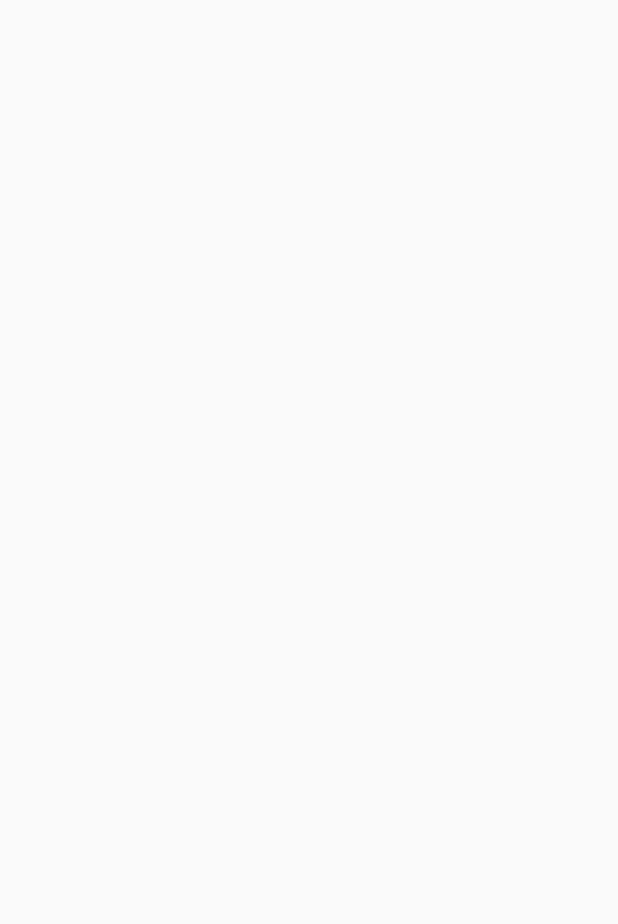
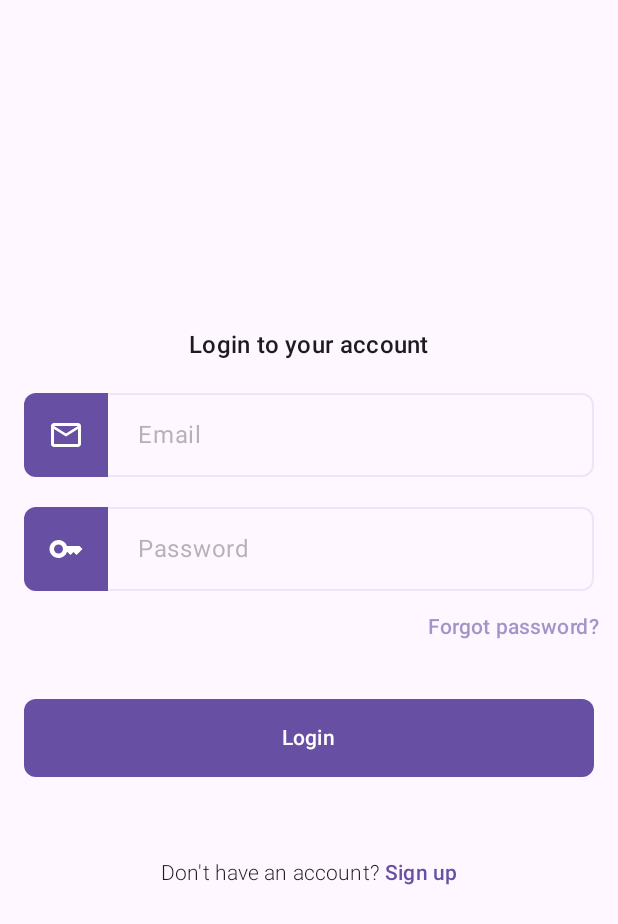
Before and after one commit to park-su-park/practice, an Android app built with Jetpack Compose: the screen it shows after launch (MainActivity), on a phone screen of 412 x 824 dp. Before the commit the part shown is empty. Shown: the top 924 px of the screen. Run offline under Robolectric (Android 15) with nearby library versions, the phone set to English and light mode, and no system bars.

Commit message:
feat: implement login screen UI

```diff
--- a/frontend/composeApp/src/commonMain/kotlin/com/parksupark/paractice/App.kt
+++ b/frontend/composeApp/src/commonMain/kotlin/com/parksupark/paractice/App.kt
@@ -8,7 +8,6 @@ import com.parksupark.paractice.feature.auth.navigation.AuthRoute
 import com.parksupark.paractice.feature.auth.navigation.authGraph
 import org.jetbrains.compose.ui.tooling.preview.Preview
 import org.koin.compose.KoinContext
-import org.koin.core.context.KoinContext
 
 @Composable
 fun App() {
--- a/frontend/composeApp/src/commonMain/kotlin/com/parksupark/paractice/feature/auth/navigation/AuthNavigation.kt
+++ b/frontend/composeApp/src/commonMain/kotlin/com/parksupark/paractice/feature/auth/navigation/AuthNavigation.kt
@@ -20,7 +20,10 @@ fun NavGraphBuilder.authGraph() {
         startDestination = AuthRoute.Login,
     ) {
         composable<AuthRoute.Login> {
-            LoginRoute()
+            LoginRoute(
+                navigateToSignup = { /* TODO */ },
+                navigateToForgotPassword = { /* TODO */ },
+            )
         }
     }
 }
--- a/frontend/composeApp/src/commonMain/kotlin/com/parksupark/paractice/feature/auth/presentation/login/LoginContract.kt
+++ b/frontend/composeApp/src/commonMain/kotlin/com/parksupark/paractice/feature/auth/presentation/login/LoginContract.kt
@@ -1,9 +1,14 @@
 package com.parksupark.paractice.feature.auth.presentation.login
+
+import androidx.compose.foundation.text.input.TextFieldState
 
 /**
  * UI State that represents LoginScreen
  **/
-class LoginState
+data class LoginState(
+    val emailState: TextFieldState = TextFieldState(),
+    val passwordState: TextFieldState = TextFieldState(),
+)
 
 /**
  * Login Actions emitted from the UI Layer
@@ -11,5 +16,7 @@ class LoginState
  **/
 data class LoginActions(
     val onClickLogin: () -> Unit,
+    val onClickSignUp: () -> Unit,
     val onClickSkip: () -> Unit,
+    val onClickForgotPassword: () -> Unit,
 )
--- a/frontend/composeApp/src/commonMain/kotlin/com/parksupark/paractice/feature/auth/presentation/login/LoginRoute.kt
+++ b/frontend/composeApp/src/commonMain/kotlin/com/parksupark/paractice/feature/auth/presentation/login/LoginRoute.kt
@@ -6,23 +6,37 @@ import androidx.compose.runtime.remember
 import androidx.lifecycle.compose.collectAsStateWithLifecycle
 
 @Composable
-fun LoginRoute(coordinator: LoginCoordinator = rememberLoginCoordinator()) {
+fun LoginRoute(
+    navigateToSignup: () -> Unit,
+    navigateToForgotPassword: () -> Unit,
+    coordinator: LoginCoordinator = rememberLoginCoordinator(),
+) {
     // State observing and declarations
     val uiState by coordinator.uiStateFlow.collectAsStateWithLifecycle(LoginState())
 
     // UI Actions
-    val actions = rememberLoginActions(coordinator)
+    val actions = rememberLoginActions(
+        navigateToSignup = navigateToSignup,
+        navigateToForgotPassword = navigateToForgotPassword,
+        coordinator = coordinator,
+    )
 
     // UI Rendering
     LoginScreen(state = uiState, actions = actions)
 }
 
 @Composable
-fun rememberLoginActions(coordinator: LoginCoordinator): LoginActions {
-    return remember(coordinator) {
+fun rememberLoginActions(
+    navigateToSignup: () -> Unit,
+    navigateToForgotPassword: () -> Unit,
+    coordinator: LoginCoordinator,
+): LoginActions {
+    return remember(navigateToSignup, navigateToForgotPassword, coordinator) {
         LoginActions(
             onClickLogin = { coordinator.viewModel.performLogin() },
+            onClickSignUp = navigateToSignup,
             onClickSkip = { coordinator.viewModel.skipLogin() },
+            onClickForgotPassword = navigateToForgotPassword,
         )
     }
 }
--- a/frontend/composeApp/src/commonMain/kotlin/com/parksupark/paractice/feature/auth/presentation/login/LoginScreen.kt
+++ b/frontend/composeApp/src/commonMain/kotlin/com/parksupark/paractice/feature/auth/presentation/login/LoginScreen.kt
@@ -1,6 +1,26 @@
 package com.parksupark.paractice.feature.auth.presentation.login
 
+import androidx.compose.foundation.layout.Arrangement
+import androidx.compose.foundation.layout.Column
+import androidx.compose.foundation.layout.fillMaxSize
+import androidx.compose.foundation.layout.padding
+import androidx.compose.material3.MaterialTheme
+import androidx.compose.material3.Scaffold
+import androidx.compose.material3.Text
 import androidx.compose.runtime.Composable
+import androidx.compose.runtime.remember
+import androidx.compose.ui.Alignment
+import androidx.compose.ui.Modifier
+import androidx.compose.ui.focus.FocusRequester
+import androidx.compose.ui.focus.focusRequester
+import androidx.compose.ui.unit.dp
+import com.parksupark.paractice.core.designsystem.PTheme
+import com.parksupark.paractice.core.designsystem.components.VerticalSpacer
+import com.parksupark.paractice.feature.auth.presentation.login.components.EmailTextField
+import com.parksupark.paractice.feature.auth.presentation.login.components.ForgotPasswordButton
+import com.parksupark.paractice.feature.auth.presentation.login.components.LoginButton
+import com.parksupark.paractice.feature.auth.presentation.login.components.PasswordTextField
+import com.parksupark.paractice.feature.auth.presentation.login.components.SignUpButton
 import org.jetbrains.compose.ui.tooling.preview.Preview
 
 @Composable
@@ -8,17 +28,83 @@ fun LoginScreen(
     state: LoginState,
     actions: LoginActions,
 ) {
-    // TODO UI Rendering
+    Scaffold(
+        modifier = Modifier.fillMaxSize(),
+    ) { innerPadding ->
+        LoginContent(
+            state = state,
+            actions = actions,
+            modifier = Modifier.fillMaxSize().padding(innerPadding),
+        )
+    }
+}
+
+@Composable
+private fun LoginContent(
+    state: LoginState,
+    actions: LoginActions,
+    modifier: Modifier = Modifier,
+) {
+    val emailState = state.emailState
+    val passwordState = state.passwordState
+
+    Column(
+        modifier = modifier.fillMaxSize(),
+        verticalArrangement = Arrangement.Center,
+        horizontalAlignment = Alignment.CenterHorizontally,
+    ) {
+        Text(text = "Login to your account", style = MaterialTheme.typography.titleMedium)
+        VerticalSpacer(height = 20.dp)
+
+        val (first, second) = remember { FocusRequester.createRefs() }
+        EmailTextField(
+            state = emailState,
+            onKeyboardAction = {
+                second.requestFocus()
+            },
+            modifier = Modifier
+                .focusRequester(first)
+                .padding(horizontal = 16.dp),
+        )
+        VerticalSpacer(height = 20.dp)
+
+        PasswordTextField(
+            state = passwordState,
+            onKeyboardAction = {
+                actions.onClickLogin()
+            },
+            modifier = Modifier
+                .focusRequester(second)
+                .padding(horizontal = 16.dp),
+        )
+        ForgotPasswordButton(
+            onClick = actions.onClickForgotPassword,
+            modifier = Modifier.align(Alignment.End),
+        )
+        VerticalSpacer(height = 24.dp)
+
+        LoginButton(onClick = actions.onClickLogin)
+        VerticalSpacer(height = 24.dp)
+
+        SignUpButton(
+            onClick = actions.onClickSignUp,
+            modifier = Modifier.padding(top = 16.dp),
+        )
+    }
 }
 
 @Composable
 @Preview
 private fun LoginScreenPreview() {
+    PTheme {
         LoginScreen(
             state = LoginState(),
             actions = LoginActions(
                 onClickLogin = { },
+                onClickSignUp = { },
                 onClickSkip = { },
+                onClickForgotPassword = { },
             ),
         )
     }
+}
--- /dev/null
+++ b/frontend/composeApp/src/commonMain/kotlin/com/parksupark/paractice/feature/auth/presentation/login/components/LoginButtons.kt
@@ -0,0 +1,100 @@
+package com.parksupark.paractice.feature.auth.presentation.login.components
+
+import androidx.compose.foundation.layout.Column
+import androidx.compose.foundation.layout.fillMaxWidth
+import androidx.compose.foundation.layout.padding
+import androidx.compose.material3.Button
+import androidx.compose.material3.LocalContentColor
+import androidx.compose.material3.LocalTextStyle
+import androidx.compose.material3.MaterialTheme
+import androidx.compose.material3.Text
+import androidx.compose.material3.TextButton
+import androidx.compose.runtime.Composable
+import androidx.compose.ui.Modifier
+import androidx.compose.ui.text.buildAnnotatedString
+import androidx.compose.ui.text.font.FontWeight
+import androidx.compose.ui.text.withStyle
+import androidx.compose.ui.unit.dp
+import com.parksupark.paractice.core.designsystem.PTheme
+import org.jetbrains.compose.ui.tooling.preview.Preview
+
+@Composable
+fun ForgotPasswordButton(
+    onClick: () -> Unit,
+    modifier: Modifier = Modifier,
+) {
+    TextButton(
+        onClick = onClick,
+        modifier = modifier,
+    ) {
+        Text(
+            text = "Forgot password?",
+            color = LocalContentColor.current.copy(alpha = 0.6f),
+        )
+    }
+}
+
+@Composable
+fun LoginButton(
+    onClick: () -> Unit,
+    modifier: Modifier = Modifier,
+) {
+    Button(
+        onClick = onClick,
+        modifier = modifier
+            .fillMaxWidth()
+            .padding(horizontal = 16.dp),
+        shape = MaterialTheme.shapes.small,
+    ) {
+        Text(
+            text = "Login",
+            modifier = Modifier.padding(vertical = 8.dp),
+            style = MaterialTheme.typography.labelLarge,
+        )
+    }
+}
+
+@Composable
+fun SignUpButton(
+    onClick: () -> Unit,
+    modifier: Modifier = Modifier,
+) {
+    TextButton(
+        onClick = onClick,
+        modifier = modifier,
+    ) {
+        Text(
+            text = buildAnnotatedString {
+                withStyle(
+                    style = LocalTextStyle.current.toSpanStyle().copy(
+                        color = MaterialTheme.colorScheme.onSurface,
+                        fontWeight = FontWeight.Light,
+                    ),
+                ) {
+                    append("Don't have an account? ")
+                }
+                pushStringAnnotation("SignUp", "SignUp")
+                append("Sign up")
+                pop()
+            },
+        )
+    }
+}
+
+@Composable
+@Preview
+private fun LoginButtonsPreview() {
+    PTheme {
+        Column {
+            ForgotPasswordButton(
+                onClick = { },
+            )
+            LoginButton(
+                onClick = { },
+            )
+            SignUpButton(
+                onClick = { },
+            )
+        }
+    }
+}
--- /dev/null
+++ b/frontend/composeApp/src/commonMain/kotlin/com/parksupark/paractice/feature/auth/presentation/login/components/LoginTextFields.kt
@@ -0,0 +1,167 @@
+package com.parksupark.paractice.feature.auth.presentation.login.components
+
+import androidx.compose.foundation.background
+import androidx.compose.foundation.border
+import androidx.compose.foundation.layout.Box
+import androidx.compose.foundation.layout.Column
+import androidx.compose.foundation.layout.Row
+import androidx.compose.foundation.layout.fillMaxWidth
+import androidx.compose.foundation.layout.padding
+import androidx.compose.foundation.shape.RoundedCornerShape
+import androidx.compose.foundation.text.BasicSecureTextField
+import androidx.compose.foundation.text.BasicTextField
+import androidx.compose.foundation.text.KeyboardOptions
+import androidx.compose.foundation.text.input.KeyboardActionHandler
+import androidx.compose.foundation.text.input.TextFieldDecorator
+import androidx.compose.foundation.text.input.TextFieldState
+import androidx.compose.material.icons.Icons
+import androidx.compose.material.icons.outlined.Email
+import androidx.compose.material.icons.outlined.Key
+import androidx.compose.material3.Icon
+import androidx.compose.material3.MaterialTheme
+import androidx.compose.material3.Text
+import androidx.compose.runtime.Composable
+import androidx.compose.runtime.getValue
+import androidx.compose.runtime.mutableStateOf
+import androidx.compose.runtime.remember
+import androidx.compose.runtime.setValue
+import androidx.compose.ui.Alignment
+import androidx.compose.ui.Modifier
+import androidx.compose.ui.focus.onFocusChanged
+import androidx.compose.ui.graphics.graphicsLayer
+import androidx.compose.ui.graphics.vector.ImageVector
+import androidx.compose.ui.text.input.ImeAction
+import androidx.compose.ui.text.input.KeyboardType
+import androidx.compose.ui.unit.dp
+import com.parksupark.paractice.core.designsystem.PTheme
+import org.jetbrains.compose.ui.tooling.preview.Preview
+
+@Composable
+fun EmailTextField(
+    state: TextFieldState,
+    onKeyboardAction: KeyboardActionHandler,
+    modifier: Modifier = Modifier,
+) {
+    LoginTextField(
+        state = state,
+        startIcon = Icons.Outlined.Email,
+        hint = "Email",
+        modifier = modifier,
+        keyboardOptions = KeyboardOptions(
+            keyboardType = KeyboardType.Email,
+            imeAction = ImeAction.Next,
+        ),
+        onKeyboardAction = onKeyboardAction,
+    )
+}
+
+@Composable
+fun PasswordTextField(
+    state: TextFieldState,
+    onKeyboardAction: KeyboardActionHandler,
+    modifier: Modifier = Modifier,
+) {
+    LoginTextField(
+        state = state,
+        startIcon = Icons.Outlined.Key,
+        hint = "Password",
+        modifier = modifier,
+        isPassword = true,
+        keyboardOptions = KeyboardOptions(
+            keyboardType = KeyboardType.Password,
+            imeAction = ImeAction.Done,
+        ),
+        onKeyboardAction = onKeyboardAction,
+    )
+}
+
+@Composable
+private fun LoginTextField(
+    state: TextFieldState,
+    startIcon: ImageVector,
+    hint: String,
+    modifier: Modifier = Modifier,
+    isPassword: Boolean = false,
+    keyboardOptions: KeyboardOptions = KeyboardOptions.Default,
+    onKeyboardAction: KeyboardActionHandler? = null,
+) {
+    var isFocused by remember { mutableStateOf(false) }
+    val decorator = remember(state.text) {
+        TextFieldDecorator { innerTextField ->
+            Box(modifier = Modifier.fillMaxWidth().padding(start = 20.dp)) {
+                if (state.text.isEmpty() && !isFocused) {
+                    Text(
+                        text = hint,
+                        color = MaterialTheme.colorScheme.onSurfaceVariant.copy(
+                            0.4f,
+                        ),
+                        modifier = Modifier.fillMaxWidth(),
+                    )
+                }
+                innerTextField()
+            }
+        }
+    }
+
+    Row(
+        modifier = modifier.border(
+            width = 1.dp,
+            color = MaterialTheme.colorScheme.primary.copy(
+                alpha = 0.1f,
+            ),
+            shape = MaterialTheme.shapes.small,
+        ),
+        verticalAlignment = Alignment.CenterVertically,
+    ) {
+        Icon(
+            imageVector = startIcon,
+            contentDescription = null,
+            modifier = Modifier
+                .graphicsLayer {
+                    shape = RoundedCornerShape(topStart = 8.dp, bottomStart = 8.dp)
+                    clip = true
+                }.background(
+                    color = MaterialTheme.colorScheme.primary,
+                ).padding(16.dp),
+            tint = MaterialTheme.colorScheme.onPrimary,
+        )
+        if (isPassword) {
+            BasicSecureTextField(
+                state = state,
+                modifier = Modifier.onFocusChanged {
+                    isFocused = it.isFocused
+                },
+                decorator = decorator,
+                keyboardOptions = keyboardOptions,
+                onKeyboardAction = onKeyboardAction,
+            )
+        } else {
+            BasicTextField(
+                state = state,
+                modifier = Modifier.onFocusChanged {
+                    isFocused = it.isFocused
+                },
+                decorator = decorator,
+                keyboardOptions = keyboardOptions,
+                onKeyboardAction = onKeyboardAction,
+            )
+        }
+    }
+}
+
+@Composable
+@Preview
+private fun LoginTextFieldPreview() {
+    PTheme {
+        Column {
+            EmailTextField(
+                state = TextFieldState(),
+                onKeyboardAction = { },
+            )
+            PasswordTextField(
+                state = TextFieldState(),
+                onKeyboardAction = { },
+            )
+        }
+    }
+}
```
Lines whose indentation alone changed are shown as unchanged.
